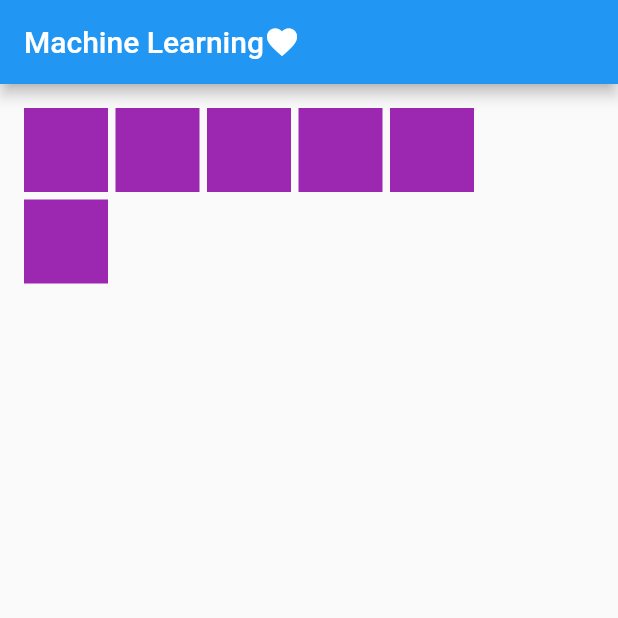
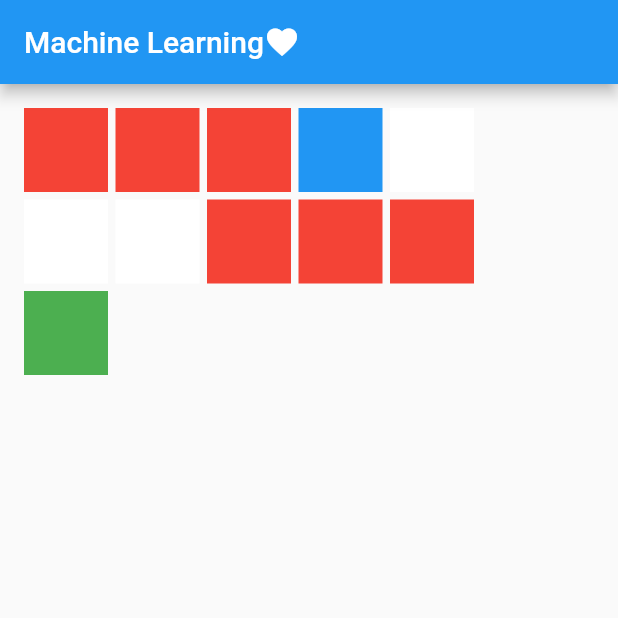
Before and after one commit to JoaoReisA/Flutter-ML-Maze, a Flutter app: the screen it shows after launch, on a phone screen of 412 x 824 dp, the top half of it. Run offline on Flutter 3.47's test engine with Material 2 defaults, Android fonts, the phone set to English and light mode, and no system bars.

Commit message:
Adding widgets that represents part of the maze

```diff
--- a/lib/presenter/pages/maze_page.dart
+++ b/lib/presenter/pages/maze_page.dart
@@ -1,4 +1,8 @@
 import 'package:flutter/material.dart';
+import 'package:machine_learning_examples/presenter/widgets/goal_widget.dart';
+import 'package:machine_learning_examples/presenter/widgets/path_widget.dart';
+import 'package:machine_learning_examples/presenter/widgets/start_widget.dart';
+import 'package:machine_learning_examples/presenter/widgets/wall_widget.dart';
 
 class MazePage extends StatefulWidget {
   const MazePage({Key? key}) : super(key: key);
@@ -8,6 +12,19 @@ class MazePage extends StatefulWidget {
 }
 
 class _MazePageState extends State<MazePage> {
+  final mazeList = <Widget>[
+    WallWidget(),
+    WallWidget(),
+    WallWidget(),
+    StartWidget(),
+    PathWidget(),
+    PathWidget(),
+    PathWidget(),
+    WallWidget(),
+    WallWidget(),
+    WallWidget(),
+    GoalWidget()
+  ];
   @override
   Widget build(BuildContext context) {
     return Padding(
@@ -20,30 +37,31 @@ class _MazePageState extends State<MazePage> {
           crossAxisSpacing: 5,
           mainAxisSpacing: 5,
           children: [
-            Container(
-              height: 30,
-              color: Colors.purple,
-            ),
-            Container(
-              height: 30,
-              color: Colors.purple,
-            ),
-            Container(
-              height: 30,
-              color: Colors.purple,
-            ),
-            Container(
-              height: 30,
-              color: Colors.purple,
-            ),
-            Container(
-              height: 30,
-              color: Colors.purple,
-            ),
-            Container(
-              height: 30,
-              color: Colors.purple,
-            ),
+            ...mazeList
+            // Container(
+            //   height: 30,
+            //   color: Colors.purple,
+            // ),
+            // Container(
+            //   height: 30,
+            //   color: Colors.purple,
+            // ),
+            // Container(
+            //   height: 30,
+            //   color: Colors.purple,
+            // ),
+            // Container(
+            //   height: 30,
+            //   color: Colors.purple,
+            // ),
+            // Container(
+            //   height: 30,
+            //   color: Colors.purple,
+            // ),
+            // Container(
+            //   height: 30,
+            //   color: Colors.purple,
+            // ),
           ],
         ),
       ),
--- /dev/null
+++ b/lib/presenter/widgets/goal_widget.dart
@@ -0,0 +1,14 @@
+import 'package:flutter/material.dart';
+
+class GoalWidget extends StatelessWidget {
+  const GoalWidget({ Key? key }) : super(key: key);
+
+  @override
+  Widget build(BuildContext context) {
+    return Container(
+      height: 30,
+      width: 30,
+      color: Colors.green,
+    );
+  }
+}
--- /dev/null
+++ b/lib/presenter/widgets/path_widget.dart
@@ -0,0 +1,14 @@
+import 'package:flutter/material.dart';
+
+class PathWidget extends StatelessWidget {
+  const PathWidget({ Key? key }) : super(key: key);
+
+  @override
+  Widget build(BuildContext context) {
+    return Container(
+      height: 30,
+      width: 30,
+      color: Colors.white,
+    );
+  }
+}
--- /dev/null
+++ b/lib/presenter/widgets/start_widget.dart
@@ -0,0 +1,14 @@
+import 'package:flutter/material.dart';
+
+class StartWidget extends StatelessWidget {
+  const StartWidget({Key? key}) : super(key: key);
+
+  @override
+  Widget build(BuildContext context) {
+    return Container(
+      height: 30,
+      width: 30,
+      color: Colors.blue,
+    );
+  }
+}
--- /dev/null
+++ b/lib/presenter/widgets/wall_widget.dart
@@ -0,0 +1,14 @@
+import 'package:flutter/material.dart';
+
+class WallWidget extends StatelessWidget {
+  const WallWidget({ Key? key }) : super(key: key);
+
+  @override
+  Widget build(BuildContext context) {
+    return Container(
+      height: 30,
+      width: 30,
+      color: Colors.red,
+    );
+  }
+}
```
